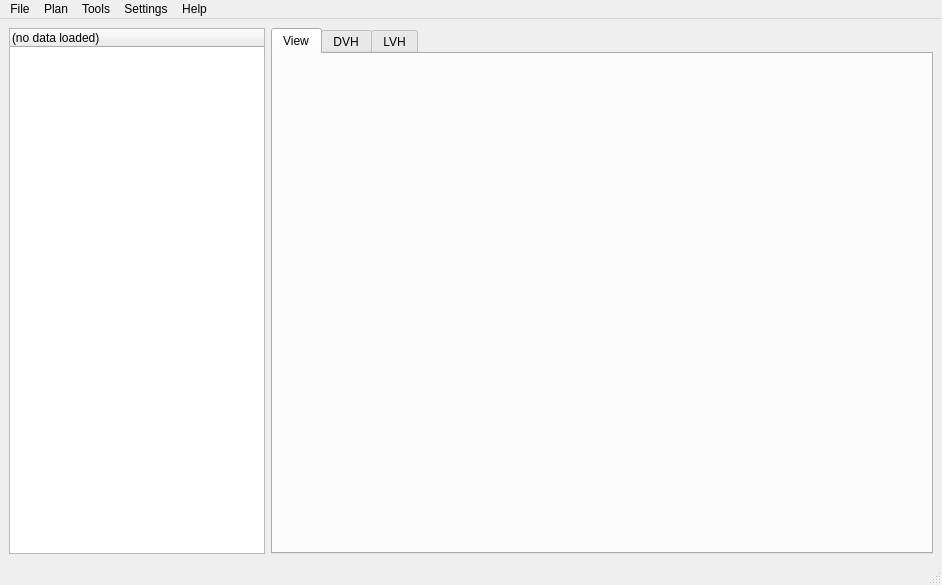
Qt form pytripgui/view/main_window.ui (pytrip/pytripgui) before a commit.
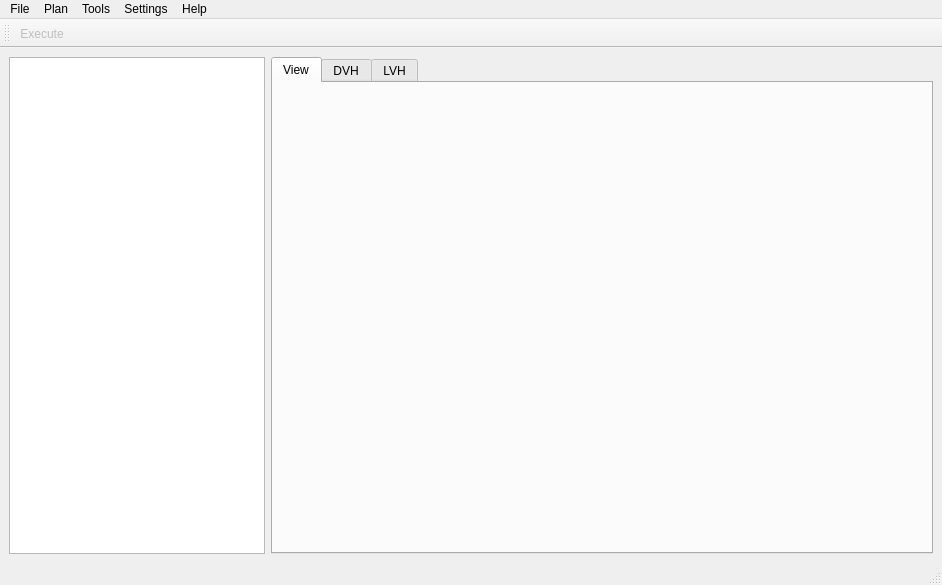
The same form after that commit. Icons and pictures are not drawn.

Commit message: widged to view transform

```diff
--- a/pytripgui/view/main_window.ui
+++ b/pytripgui/view/main_window.ui
@@ -16,18 +16,13 @@
   <widget class="QWidget" name="centralwidget">
    <layout class="QHBoxLayout" name="horizontalLayout_2">
     <item>
-     <widget class="QTreeWidget" name="patient_treeWidget">
+     <widget class="QTreeView" name="patient_treeView">
       <property name="sizePolicy">
        <sizepolicy hsizetype="Maximum" vsizetype="Expanding">
         <horstretch>0</horstretch>
         <verstretch>0</verstretch>
        </sizepolicy>
       </property>
-      <column>
-       <property name="text">
-        <string>(no data loaded)</string>
-       </property>
-      </column>
      </widget>
     </item>
     <item>
@@ -152,7 +147,29 @@
    <addaction name="menuSettings"/>
    <addaction name="menuAbout"/>
   </widget>
-  <widget class="QStatusBar" name="statusbar"/>
+  <widget class="QStatusBar" name="statusbar">
+   <property name="Run" stdset="0">
+    <bool>true</bool>
+   </property>
+  </widget>
+  <widget class="QToolBar" name="toolBar">
+   <property name="windowTitle">
+    <string>toolBar</string>
+   </property>
+   <property name="iconSize">
+    <size>
+     <width>16</width>
+     <height>16</height>
+    </size>
+   </property>
+   <attribute name="toolBarArea">
+    <enum>TopToolBarArea</enum>
+   </attribute>
+   <attribute name="toolBarBreak">
+    <bool>false</bool>
+   </attribute>
+   <addaction name="actionExecutePlan"/>
+  </widget>
   <action name="actionOpen_Voxelplan">
    <property name="text">
     <string>Open VOXELPLAN</string>
@@ -261,6 +278,33 @@
     <string>Beam Kernels</string>
    </property>
   </action>
+  <action name="actionExecutePlan">
+   <property name="enabled">
+    <bool>false</bool>
+   </property>
+   <property name="icon">
+    <iconset>
+     <normaloff>run.png</normaloff>run.png</iconset>
+   </property>
+   <property name="text">
+    <string>Execute</string>
+   </property>
+   <property name="toolTip">
+    <string>Execute selected plan</string>
+   </property>
+   <property name="statusTip">
+    <string>Execute selected plan</string>
+   </property>
+   <property name="whatsThis">
+    <string/>
+   </property>
+   <property name="menuRole">
+    <enum>QAction::ApplicationSpecificRole</enum>
+   </property>
+   <property name="priority">
+    <enum>QAction::HighPriority</enum>
+   </property>
+  </action>
  </widget>
  <resources/>
  <connections/>
```
Left out of the diff: 62 changed lines with no effect on the pictures. The commit also changes 5 other files.
